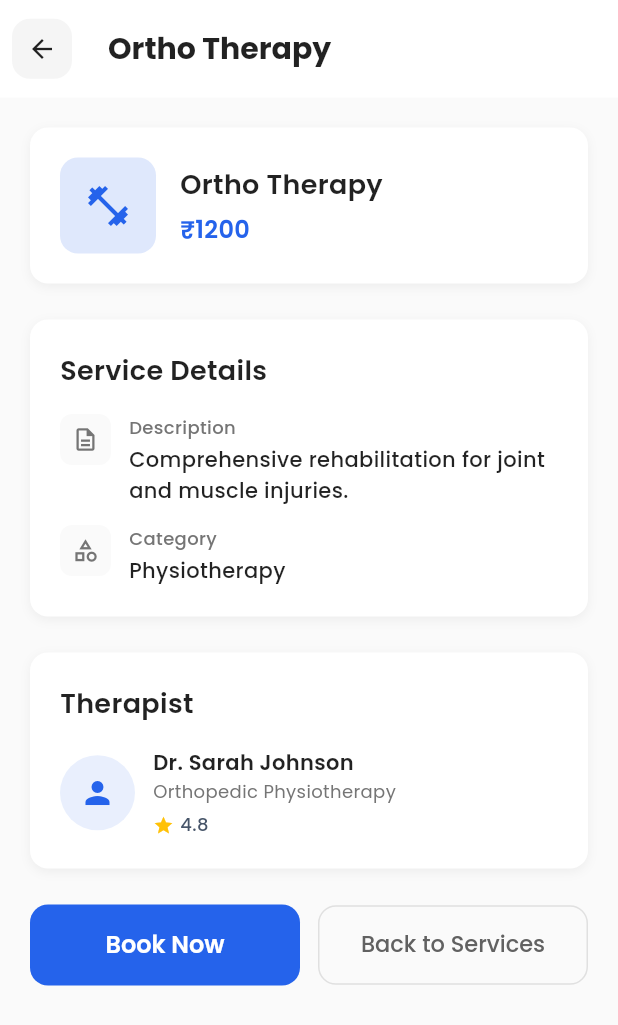
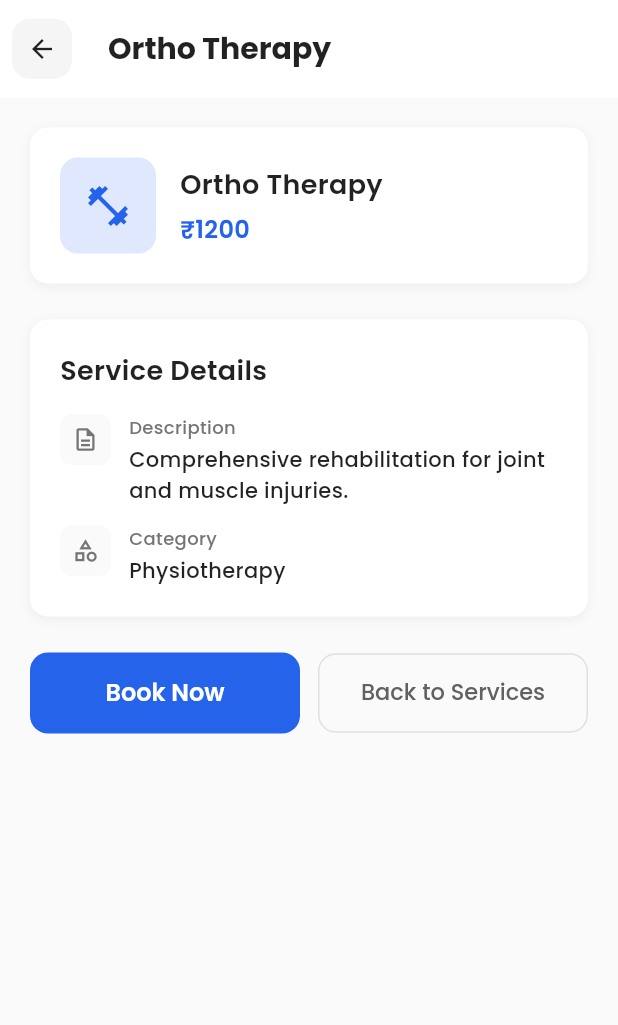
Before and after one commit to NikhilBarvadiya/patients, a Flutter app: the Services screen opened directly, after a tap on "Book Now", on a phone screen of 412 x 824 dp. Shown: the top 1025 px of the screen. Run offline on Flutter 3.47's test engine with Material 3 defaults, Android fonts, the phone set to English and light mode, and no system bars; drawn by our look-alikes of toastification; our stand-ins replace cached_network_image, connectivity_plus, font_awesome_flutter, get, get_storage, google_fonts and 1 more; accounts and stored records are empty.

```diff
--- a/lib/models/models.dart
+++ b/lib/models/models.dart
@@ -11,34 +11,6 @@ class PatientModel {
   final String address;
 
   PatientModel({required this.id, required this.name, required this.email, required this.mobile, required this.password, required this.city, required this.state, required this.address});
-}
-
-class TherapistModel {
-  final String id;
-  final String name;
-  final String email;
-  final String specialty;
-  final int experienceYears;
-  final String clinicName;
-  final String clinicAddress;
-  final double rating;
-  final int totalPatients;
-  final String? image;
-  final Map<String, List<String>>? availability;
-
-  TherapistModel({
-    required this.id,
-    required this.name,
-    required this.email,
-    required this.specialty,
-    required this.experienceYears,
-    required this.clinicName,
-    required this.clinicAddress,
-    required this.rating,
-    required this.totalPatients,
-    this.image,
-    this.availability,
-  });
 }
 
 class ServiceModel {
--- a/lib/views/dashboard/services/services_ctrl.dart
+++ b/lib/views/dashboard/services/services_ctrl.dart
@@ -9,108 +9,11 @@ class ServicesCtrl extends GetxController {
   var filteredServices = <ServiceModel>[].obs;
   var isLoading = false.obs;
   var searchQuery = ''.obs;
-  var therapists = <TherapistModel>[].obs;
 
   @override
   void onInit() {
     super.onInit();
-    fetchTherapists();
     fetchServices();
-  }
-
-  Future<void> fetchTherapists() async {
-    therapists.value = [
-      TherapistModel(
-        id: '1',
-        name: 'Dr. Sarah Johnson',
-        email: 'sarah.j@example.com',
-        specialty: 'Orthopedic Physiotherapy',
-        experienceYears: 8,
-        clinicName: 'Bone & Joint Care',
-        clinicAddress: '123, Health Street, Surat',
-        rating: 4.8,
-        totalPatients: 120,
-        availability: {
-          'Monday': ['09:00 AM', '10:00 AM', '11:00 AM', '02:00 PM', '03:00 PM', '04:00 PM'],
-          'Tuesday': ['09:00 AM', '10:00 AM', '11:00 AM', '02:00 PM', '03:00 PM'],
-          'Wednesday': ['09:00 AM', '10:00 AM', '11:00 AM', '02:00 PM', '03:00 PM', '04:00 PM'],
-          'Thursday': ['09:00 AM', '10:00 AM', '11:00 AM', '02:00 PM', '03:00 PM'],
-          'Friday': ['09:00 AM', '10:00 AM', '11:00 AM', '02:00 PM', '03:00 PM', '04:00 PM'],
-        },
-      ),
-      TherapistModel(
-        id: '2',
-        name: 'Dr. Mike Wilson',
-        email: 'mike.w@example.com',
-        specialty: 'Neuro Physiotherapy',
-        experienceYears: 12,
-        clinicName: 'Neuro Care Center',
-        clinicAddress: '456, Brain Road, Surat',
-        rating: 4.9,
-        totalPatients: 150,
-        availability: {
-          'Monday': ['10:00 AM', '11:00 AM', '03:00 PM', '04:00 PM'],
-          'Tuesday': ['09:00 AM', '10:00 AM', '11:00 AM', '02:00 PM', '03:00 PM', '04:00 PM'],
-          'Wednesday': ['09:00 AM', '10:00 AM', '02:00 PM', '03:00 PM'],
-          'Thursday': ['09:00 AM', '10:00 AM', '11:00 AM', '02:00 PM', '03:00 PM', '04:00 PM'],
-          'Friday': ['10:00 AM', '11:00 AM', '02:00 PM', '03:00 PM'],
-        },
-      ),
-      TherapistModel(
-        id: '3',
-        name: 'Dr. Emily Davis',
-        email: 'emily.d@example.com',
-        specialty: 'Sports Medicine',
-        experienceYears: 6,
-        clinicName: 'Sports Therapy Hub',
-        clinicAddress: '789, Fitness Lane, Surat',
-        rating: 4.7,
-        totalPatients: 90,
-        availability: {
-          'Monday': ['09:00 AM', '10:00 AM', '11:00 AM', '02:00 PM', '03:00 PM'],
-          'Tuesday': ['09:00 AM', '10:00 AM', '03:00 PM', '04:00 PM'],
-          'Wednesday': ['09:00 AM', '10:00 AM', '11:00 AM', '02:00 PM', '03:00 PM', '04:00 PM'],
-          'Thursday': ['10:00 AM', '11:00 AM', '02:00 PM', '03:00 PM'],
-          'Friday': ['09:00 AM', '10:00 AM', '11:00 AM', '02:00 PM', '03:00 PM', '04:00 PM'],
-        },
-      ),
-      TherapistModel(
-        id: '4',
-        name: 'Dr. Anil Sharma',
-        email: 'anil.s@example.com',
-        specialty: 'Pediatric Physiotherapy',
-        experienceYears: 10,
-        clinicName: 'Kids Wellness Clinic',
-        clinicAddress: '101, Child Care Road, Surat',
-        rating: 4.6,
-        totalPatients: 80,
-        availability: {
-          'Monday': ['09:00 AM', '10:00 AM', '02:00 PM', '03:00 PM'],
-          'Tuesday': ['09:00 AM', '10:00 AM', '11:00 AM', '02:00 PM', '03:00 PM', '04:00 PM'],
-          'Wednesday': ['10:00 AM', '11:00 AM', '02:00 PM', '03:00 PM'],
-          'Thursday': ['09:00 AM', '10:00 AM', '11:00 AM', '02:00 PM', '03:00 PM', '04:00 PM'],
-          'Friday': ['09:00 AM', '10:00 AM', '02:00 PM', '03:00 PM'],
-        },
-      ),
-      TherapistModel(
-        id: '5',
-        name: 'Dr. Priya Patel',
-        email: 'priya.p@example.com',
-        specialty: 'Geriatric Physiotherapy',
-        experienceYears: 7,
-        clinicName: 'Senior Care Physio',
-        clinicAddress: '202, Elder Lane, Surat',
-        rating: 4.5,
-        totalPatients: 100,
-        availability: {
-          'Monday': ['09:00 AM', '10:00 AM', '11:00 AM', '02:00 PM', '03:00 PM', '04:00 PM'],
-          'Tuesday': ['09:00 AM', '10:00 AM', '02:00 PM', '03:00 PM'],
-          'Wednesday': ['09:00 AM', '10:00 AM', '11:00 AM', '02:00 PM', '03:00 PM', '04:00 PM'],
-          'Thursday': ['10:00 AM', '11:00 AM', '02:00 PM', '03:00 PM'],
-          'Friday': ['09:00 AM', '10:00 AM', '11:00 AM', '02:00 PM', '03:00 PM'],
-        },
-      ),
-    ];
   }
 
   Future<void> fetchServices() async {
@@ -206,11 +109,6 @@ class ServicesCtrl extends GetxController {
   }
 
   void bookService(ServiceModel service) {
-    final therapist = therapists.firstWhereOrNull((t) => t.id == service.therapistId);
-    if (therapist != null) {
-      Get.to(() => SlotSelectionScreen(service: service, therapist: therapist));
-    } else {
-      Get.snackbar('Error', 'Therapist information not available', backgroundColor: Colors.red, colorText: Colors.white);
-    }
+    Get.to(() => SlotSelectionScreen(service: service));
   }
 }
--- a/lib/views/dashboard/services/ui/service_details.dart
+++ b/lib/views/dashboard/services/ui/service_details.dart
@@ -1,4 +1,3 @@
-import 'package:cached_network_image/cached_network_image.dart';
 import 'package:flutter/material.dart';
 import 'package:get/get.dart';
 import 'package:google_fonts/google_fonts.dart';
@@ -46,8 +45,6 @@ class ServiceDetails extends StatelessWidget {
                   _buildServiceHeaderCard(service),
                   const SizedBox(height: 24),
                   _buildDetailsSection(service),
-                  const SizedBox(height: 24),
-                  _buildTherapistSection(service, ctrl),
                   const SizedBox(height: 24),
                   _buildActionButtons(service, ctrl),
                 ],
@@ -120,72 +117,6 @@ class ServiceDetails extends StatelessWidget {
     );
   }
 
-  Widget _buildTherapistSection(ServiceModel service, ServicesCtrl ctrl) {
-    final therapist = ctrl.therapists.firstWhereOrNull((t) => t.id == service.therapistId);
-    return Container(
-      padding: const EdgeInsets.all(20),
-      decoration: BoxDecoration(
-        color: Colors.white,
-        borderRadius: BorderRadius.circular(12),
-        boxShadow: [BoxShadow(color: Colors.black.withOpacity(0.05), blurRadius: 5, offset: const Offset(0, 2))],
-      ),
-      child: Column(
-        crossAxisAlignment: CrossAxisAlignment.start,
-        children: [
-          Text(
-            'Therapist',
-            style: GoogleFonts.poppins(fontSize: 18, fontWeight: FontWeight.w600, color: Colors.black87),
-          ),
-          const SizedBox(height: 16),
-          if (therapist != null)
-            Row(
-              children: [
-                Container(
-                  width: 50,
-                  height: 50,
-                  decoration: BoxDecoration(color: Color(0xFF2563EB).withOpacity(0.1), borderRadius: BorderRadius.circular(25)),
-                  child: therapist.image != null && therapist.image!.isNotEmpty
-                      ? ClipRRect(
-                          borderRadius: BorderRadius.circular(25),
-                          child: CachedNetworkImage(
-                            imageUrl: therapist.image!,
-                            fit: BoxFit.cover,
-                            placeholder: (context, url) => CircularProgressIndicator(color: Color(0xFF2563EB)),
-                            errorWidget: (context, url, error) => Icon(Icons.person, color: Color(0xFF2563EB), size: 24),
-                          ),
-                        )
-                      : Icon(Icons.person, color: Color(0xFF2563EB), size: 24),
-                ),
-                const SizedBox(width: 12),
-                Expanded(
-                  child: Column(
-                    crossAxisAlignment: CrossAxisAlignment.start,
-                    children: [
-                      Text(
-                        therapist.name,
-                        style: GoogleFonts.poppins(fontSize: 14, fontWeight: FontWeight.w600, color: Colors.black87),
-                      ),
-                      Text(therapist.specialty, style: GoogleFonts.poppins(fontSize: 12, color: Colors.grey[600])),
-                      const SizedBox(height: 4),
-                      Row(
-                        children: [
-                          Icon(Icons.star, color: Colors.amber, size: 14),
-                          const SizedBox(width: 4),
-                          Text(therapist.rating.toString(), style: GoogleFonts.poppins(fontSize: 12, fontWeight: FontWeight.w500)),
-                        ],
-                      ),
-                    ],
-                  ),
-                ),
-              ],
-            )
-          else
-            Text('Therapist information not available', style: GoogleFonts.poppins(fontSize: 12, color: Colors.grey[600])),
-        ],
-      ),
-    );
-  }
-
   Widget _buildDetailItem({required IconData icon, required String label, required String value}) {
     return Row(
       crossAxisAlignment: CrossAxisAlignment.start,
```
Also changed, not shown: lib/views/dashboard/home/home_ctrl.dart (+0 -36 lines), lib/views/dashboard/services/ui/slot_selection.dart (+4 -85 lines).
